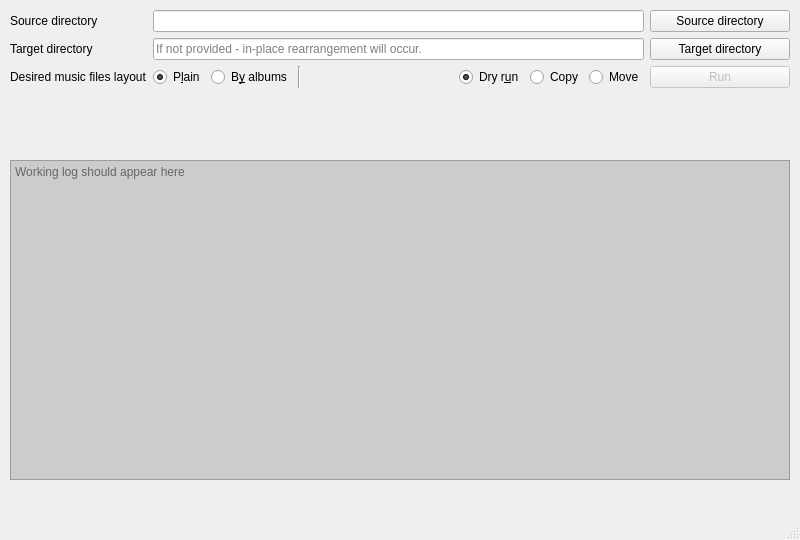
Old version of the form ui_resources/music_sort.ui in the repository plartemyev/yamo.
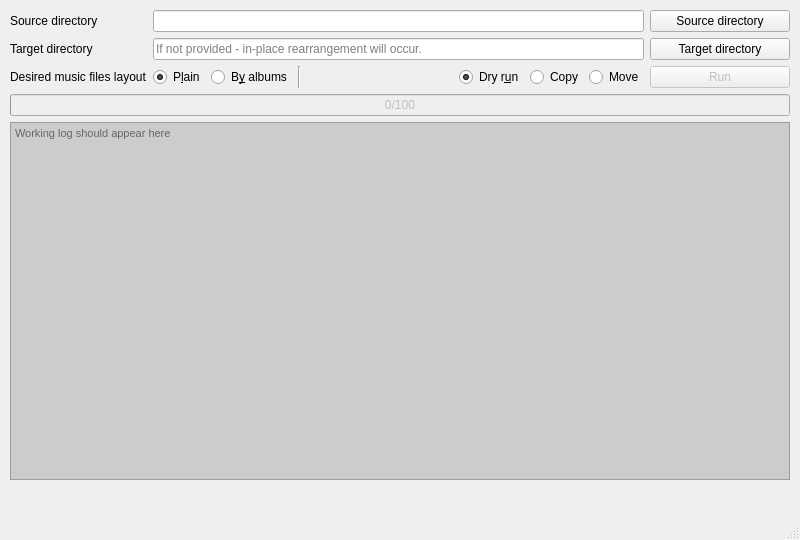
New version of the form. Icons and pictures are not drawn.

What changed in the file:
```diff
--- a/ui_resources/music_sort.ui
+++ b/ui_resources/music_sort.ui
@@ -48,15 +48,17 @@
      <verstretch>0</verstretch>
     </sizepolicy>
    </property>
-   <widget class="QWidget" name="formLayoutWidget">
+   <widget class="QWidget" name="">
     <property name="geometry">
      <rect>
       <x>10</x>
       <y>10</y>
       <width>780</width>
-      <height>130</height>
+      <height>470</height>
      </rect>
     </property>
+    <layout class="QVBoxLayout" name="verticalLayout">
+     <item>
     <layout class="QFormLayout" name="formLayout">
      <item row="0" column="0">
       <widget class="QLabel" name="sourceDirectoryLabel">
@@ -241,15 +243,35 @@
       </widget>
      </item>
     </layout>
-   </widget>
+     </item>
+     <item>
+      <widget class="QProgressBar" name="progressBar">
+       <property name="enabled">
+        <bool>false</bool>
+       </property>
+       <property name="value">
+        <number>0</number>
+       </property>
+       <property name="textVisible">
+        <bool>true</bool>
+       </property>
+       <property name="invertedAppearance">
+        <bool>false</bool>
+       </property>
+       <property name="format">
+        <string>%v/%m</string>
+       </property>
+      </widget>
+     </item>
+     <item>
    <widget class="QPlainTextEdit" name="loggingOutputField">
-    <property name="geometry">
-     <rect>
-      <x>10</x>
-      <y>160</y>
-      <width>780</width>
-      <height>320</height>
-     </rect>
+       <property name="font">
+        <font>
+         <pointsize>8</pointsize>
+         <weight>50</weight>
+         <italic>false</italic>
+         <bold>false</bold>
+        </font>
     </property>
     <property name="acceptDrops">
      <bool>false</bool>
@@ -273,6 +295,9 @@
      <string>Working log should appear here</string>
     </property>
    </widget>
+     </item>
+    </layout>
+   </widget>
   </widget>
   <widget class="QMenuBar" name="menubar">
    <property name="geometry">
```
Left out of the diff: 4 changed lines with no effect on the pictures. Lines whose indentation alone changed are shown as unchanged.
